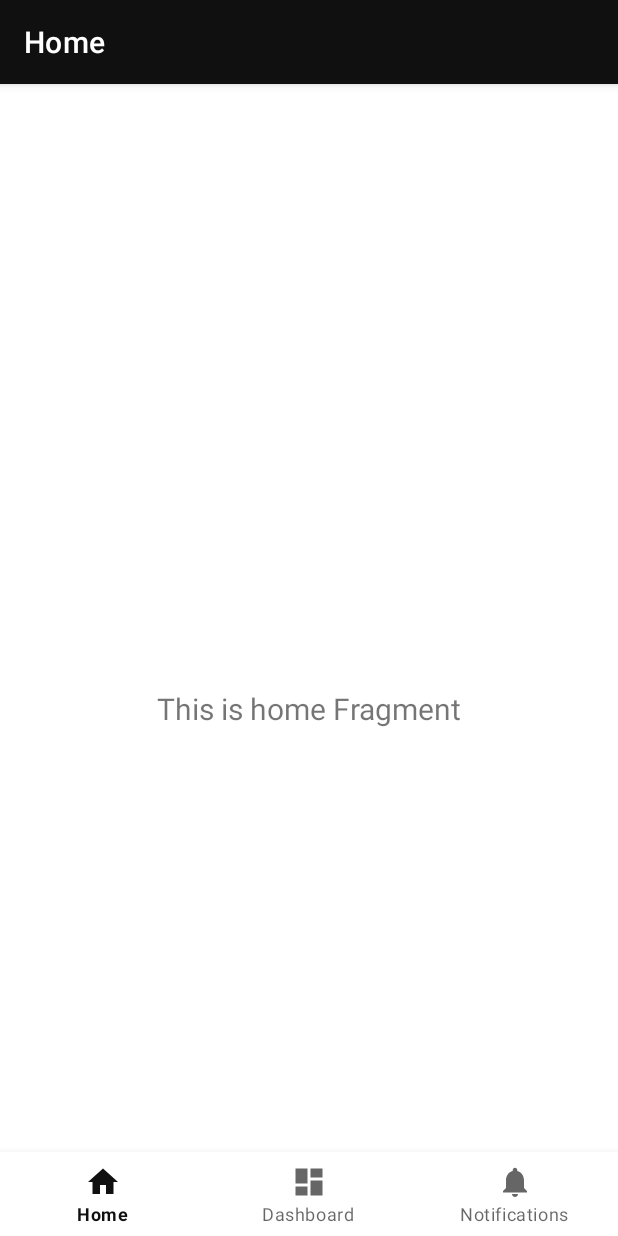
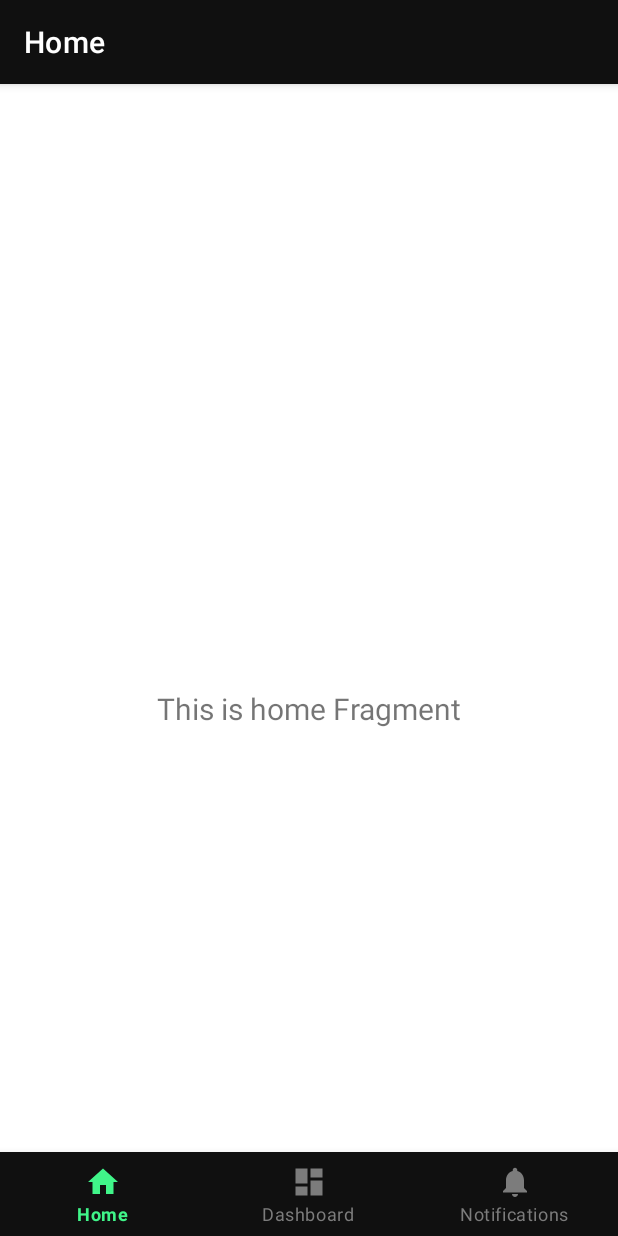
Before and after one commit to gergo225/hydration-app, an Android app: the screen it shows after launch (MainActivity), on a phone screen of 412 x 824 dp. Run offline under Robolectric (Android 15) with nearby library versions, the phone set to English and light mode, and no system bars; our stand-ins replace navigation-ui.

Commit message:
Add colors to bottom navigation bar

```diff
--- /dev/null
+++ b/app/src/main/res/color/bottom_nav_bar_item_color.xml
@@ -0,0 +1,5 @@
+<?xml version="1.0" encoding="utf-8"?>
+<selector xmlns:android="http://schemas.android.com/apk/res/android">
+    <item android:color="@color/green" android:state_checked="true" />
+    <item android:color="@color/light_grey" />
+</selector>
--- a/app/src/main/res/values/themes.xml
+++ b/app/src/main/res/values/themes.xml
@@ -12,6 +12,14 @@
         <!-- Status bar color. -->
         <item name="android:statusBarColor" tools:targetApi="l">?attr/colorPrimary</item>
         <!-- Customize your theme here. -->
+
+        <item name="bottomNavigationStyle">@style/BottomNavigationViewStyle</item>
+    </style>
+
+    <style name="BottomNavigationViewStyle" parent="Widget.MaterialComponents.BottomNavigationView.Colored">
+        <item name="backgroundTint">@color/black</item>
+        <item name="itemIconTint">@color/bottom_nav_bar_item_color</item>
+        <item name="itemTextColor">@color/bottom_nav_bar_item_color</item>
     </style>
 
 </resources>
```
